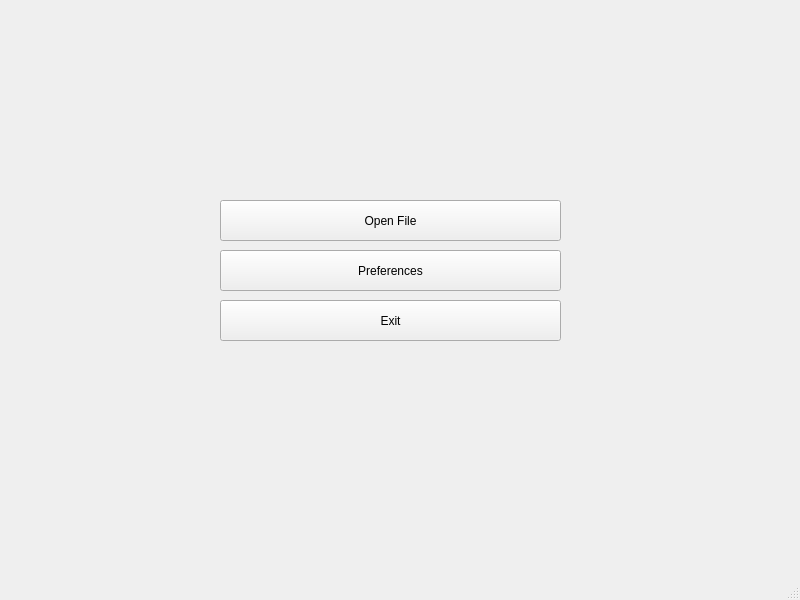
First picture: the form in ui/mainwindow.ui, repository AntonioAlarcon32/Asterix_Decoder, before the edit.
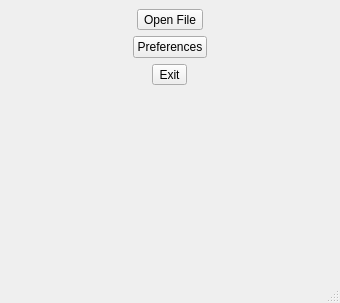
Second picture: the form after the edit.

What changed in the file:
```diff
--- a/ui/mainwindow.ui
+++ b/ui/mainwindow.ui
@@ -6,53 +6,79 @@
    <rect>
     <x>0</x>
     <y>0</y>
-    <width>800</width>
-    <height>600</height>
+    <width>340</width>
+    <height>303</height>
    </rect>
   </property>
+  <property name="minimumSize">
+   <size>
+    <width>328</width>
+    <height>273</height>
+   </size>
+  </property>
   <property name="windowTitle">
    <string>MainWindow</string>
   </property>
   <widget class="QWidget" name="centralwidget">
+   <property name="sizePolicy">
+    <sizepolicy hsizetype="Expanding" vsizetype="Expanding">
+     <horstretch>8</horstretch>
+     <verstretch>0</verstretch>
+    </sizepolicy>
+   </property>
+   <property name="layoutDirection">
+    <enum>Qt::LeftToRight</enum>
+   </property>
+   <property name="autoFillBackground">
+    <bool>false</bool>
+   </property>
+   <layout class="QGridLayout" name="gridLayout">
+    <property name="sizeConstraint">
+     <enum>QLayout::SetMaximumSize</enum>
+    </property>
+    <item row="1" column="0" alignment="Qt::AlignHCenter">
    <widget class="QToolButton" name="openFileButton">
-    <property name="geometry">
-     <rect>
-      <x>220</x>
-      <y>200</y>
-      <width>341</width>
-      <height>41</height>
-     </rect>
-    </property>
     <property name="text">
      <string>Open File</string>
     </property>
-   </widget>
-   <widget class="QToolButton" name="preferencesButton">
-    <property name="geometry">
-     <rect>
-      <x>220</x>
-      <y>250</y>
-      <width>341</width>
-      <height>41</height>
-     </rect>
-    </property>
-    <property name="text">
-     <string>Preferences</string>
-    </property>
-   </widget>
+      <property name="checkable">
+       <bool>false</bool>
+      </property>
+      <property name="autoRaise">
+       <bool>false</bool>
+      </property>
+      <property name="arrowType">
+       <enum>Qt::NoArrow</enum>
+      </property>
+     </widget>
+    </item>
+    <item row="5" column="0" alignment="Qt::AlignHCenter">
    <widget class="QToolButton" name="exitButton">
-    <property name="geometry">
-     <rect>
-      <x>220</x>
-      <y>300</y>
-      <width>341</width>
-      <height>41</height>
-     </rect>
-    </property>
     <property name="text">
      <string>Exit</string>
     </property>
    </widget>
+    </item>
+    <item row="2" column="0" alignment="Qt::AlignHCenter">
+     <widget class="QToolButton" name="preferencesButton">
+      <property name="minimumSize">
+       <size>
+        <width>74</width>
+        <height>0</height>
+       </size>
+      </property>
+      <property name="maximumSize">
+       <size>
+        <width>74</width>
+        <height>22</height>
+       </size>
+      </property>
+      <property name="text">
+       <string>Preferences</string>
+      </property>
+     </widget>
+    </item>
+   </layout>
   </widget>
   <widget class="QStatusBar" name="statusbar"/>
  </widget>
```
Lines whose indentation alone changed are shown as unchanged.
